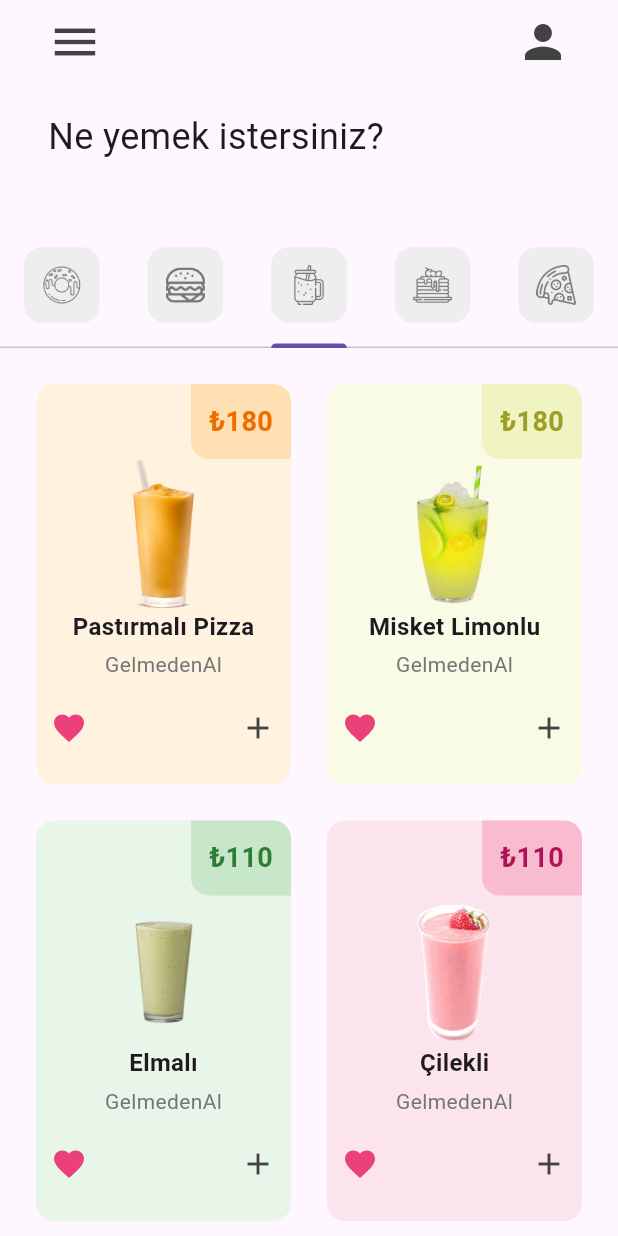
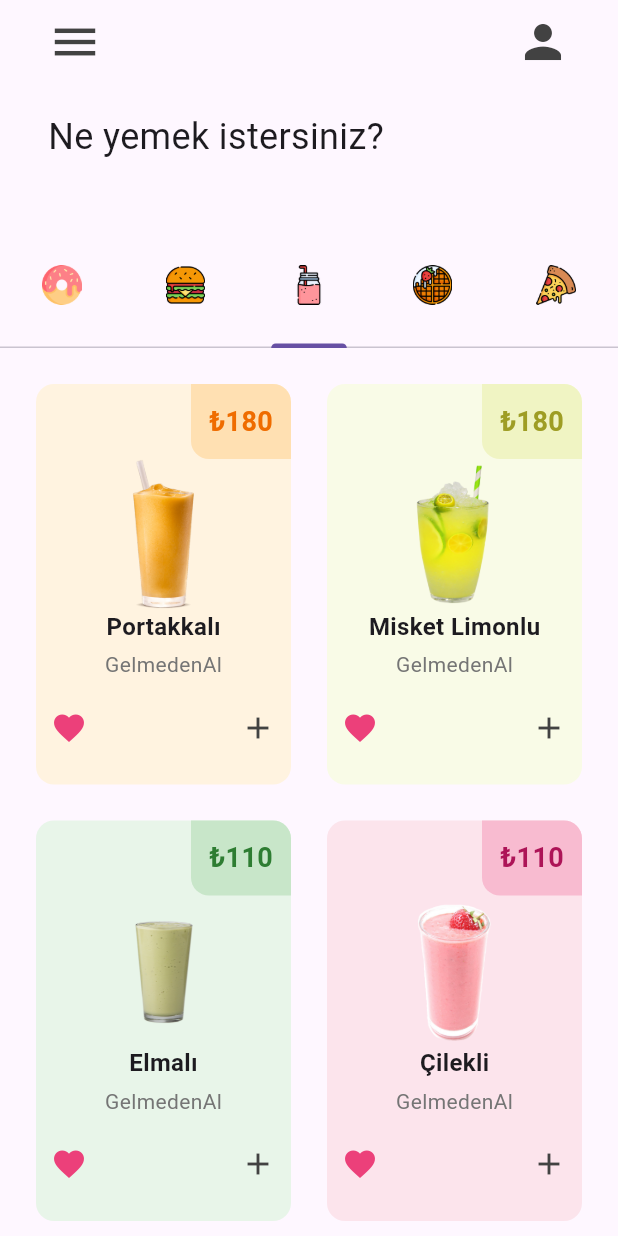
Before and after one commit to Quaysniw/fastfood_app, a Flutter app: the screen it shows after launch, tab 3 chosen, on a phone screen of 412 x 824 dp. Run offline on Flutter 3.47's test engine with Material 3 defaults, Android fonts, the phone set to English and light mode, and no system bars.

Commit message:
ürün adı düzeltmesi, yeni ürün ikonları 21.11.2024 17:42

```diff
--- a/lib/main.dart
+++ b/lib/main.dart
@@ -12,7 +12,7 @@ class MyApp extends StatelessWidget {
   Widget build(BuildContext context) {
     return MaterialApp(
       debugShowCheckedModeBanner: false, // debug yazısını kaldırma
-      home: HomePage(), // uygulama ilk açıldığında HomePage sayfası açılır
+      home: const HomePage(), // uygulama ilk açıldığında HomePage sayfası açılır
       theme: ThemeData(
         primarySwatch: Colors.pink, // uygulamamnın genel renk teması
       ),
--- a/lib/pages/home_page.dart
+++ b/lib/pages/home_page.dart
@@ -1,9 +1,9 @@
 import 'package:flutter/material.dart';
+import 'package:gelmedenal/tab/donut_tab.dart';
 import 'package:gelmedenal/tab/burger_tab.dart';
-import 'package:gelmedenal/tab/donut_tab.dart';
+import 'package:gelmedenal/tab/smoothie_tab.dart';
 import 'package:gelmedenal/tab/waffle_tab.dart';
 import 'package:gelmedenal/tab/pizza_tab.dart';
-import 'package:gelmedenal/tab/smoothie_tab.dart';
 import 'package:gelmedenal/util/tab_widget.dart';
 
 class HomePage extends StatefulWidget {
@@ -15,7 +15,7 @@ class HomePage extends StatefulWidget {
 
 class _HomePageState extends State<HomePage> {
 
-  // my tabs
+  // urun tabs
   List<Widget> urunTab = const [
     // donut tab
     TabWidget(
@@ -32,9 +32,9 @@ class _HomePageState extends State<HomePage> {
       iconPath: 'assets/icons/urunler/smoothie.png',
     ),
 
-    // pan tab
+    // waffle tab
     TabWidget(
-      iconPath: 'assets/icons/urunler/pancakes.png',
+      iconPath: 'assets/icons/urunler/waffle.png',
     ),
 
     // pizza tab
@@ -49,7 +49,7 @@ class _HomePageState extends State<HomePage> {
       length: urunTab.length,
       child: Scaffold(
         appBar: AppBar(
-          backgroundColor: Colors.transparent,
+          //backgroundColor: Colors.transparent,
           elevation: 0,
           leading: Padding(
             padding: const EdgeInsets.only(left: 24.0),
--- a/lib/tab/donut_tab.dart
+++ b/lib/tab/donut_tab.dart
@@ -6,8 +6,8 @@ class DonutTab extends StatelessWidget {
   // donut listesi
   List donutSatis = [
     // [ donutCesit, donutFiyat, donutRenk, donutGorsel ]
-    ["Üzümlü", "45", Colors.pink, "assets/images/urunler/donutlar/uzumlu_donut.png"],
-    ["Çilekli", "45", Colors.red, "assets/images/urunler/donutlar/cilekli_donut.png"],
+    ["Üzümlü", "45", Colors.red, "assets/images/urunler/donutlar/uzumlu_donut.png"],
+    ["Çilekli", "45", Colors.pink, "assets/images/urunler/donutlar/cilekli_donut.png"],
     ["Beyaz Çikolatalı", "40", Colors.blueGrey, "assets/images/urunler/donutlar/beyaz_cikolatali_donut.png"],
     ["Çikolatalı", "40", Colors.brown, "assets/images/urunler/donutlar/cikolatali_donut.png"],
     ["Dondurmalı", "35", Colors.blue, "assets/images/urunler/donutlar/dondurmali_donut.png"],
--- a/lib/tab/smoothie_tab.dart
+++ b/lib/tab/smoothie_tab.dart
@@ -6,7 +6,7 @@ class SmoothieTab extends StatelessWidget {
   // smoothie listesi
   List smoothieSatis = [
     // [smoothieCesit, smoothieFiyat, smoothieRenk, smoothieGorsel ]
-    ["Pastırmalı Pizza", "180", Colors.orange, "assets/images/urunler/smoothie/portakalli_smoothie.png"],
+    ["Portakkalı", "180", Colors.orange, "assets/images/urunler/smoothie/portakalli_smoothie.png"],
     ["Misket Limonlu", "180", Colors.lime, "assets/images/urunler/smoothie/misket_limonlu_smoothie.png"],
     ["Elmalı", "110", Colors.green, "assets/images/urunler/smoothie/elmali_smoothie.png"],
     ["Çilekli", "110", Colors.pink, "assets/images/urunler/smoothie/cilekli_smoothie.png"],
--- a/lib/util/tab_widget.dart
+++ b/lib/util/tab_widget.dart
@@ -12,12 +12,12 @@ class TabWidget extends StatelessWidget {
       child: Container(
         padding: const EdgeInsets.all(12),
         decoration: BoxDecoration(
-          color: Colors.grey[200],
+          //color: Colors.grey[200],
           borderRadius: BorderRadius.circular(12),
         ),
         child: Image.asset(
           iconPath,
-          color: Colors.grey[600],
+          //color: Colors.grey[600],
         ),
       ),
     );
```
Also changed, not shown: assets/icons/urunler/burger.png, assets/icons/urunler/cookie.png (deleted), assets/icons/urunler/donut.png, assets/icons/urunler/pancakes.png (deleted), assets/icons/urunler/pizza.png, assets/icons/urunler/smoothie.png, assets/icons/urunler/waffle.png (added).
